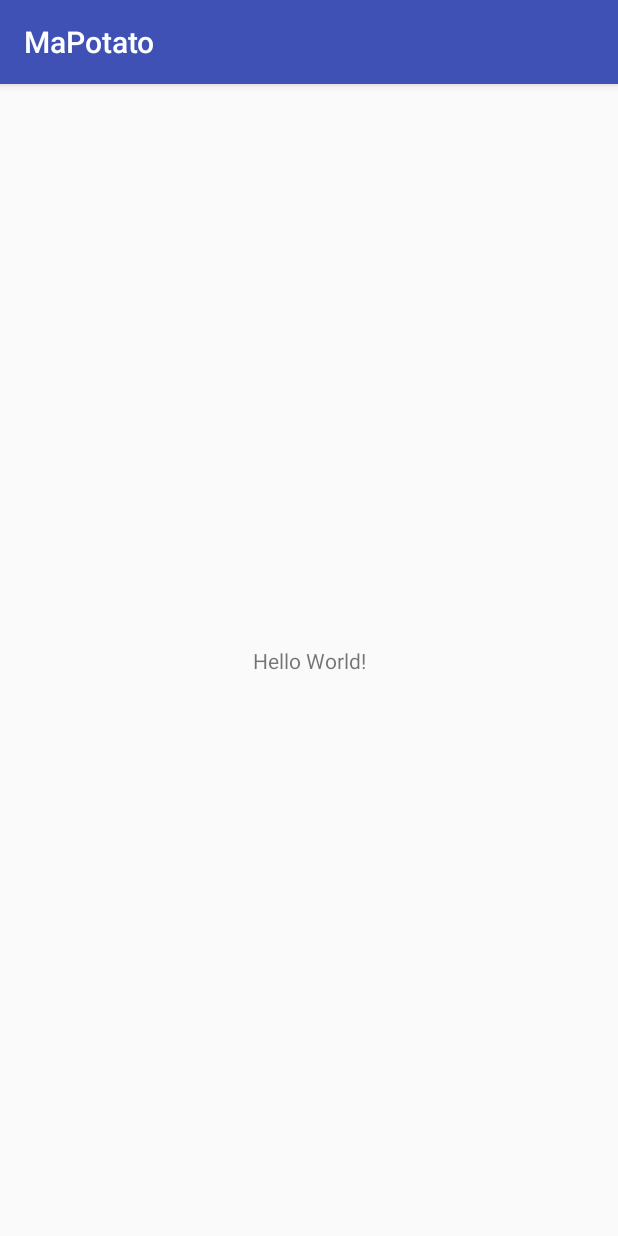
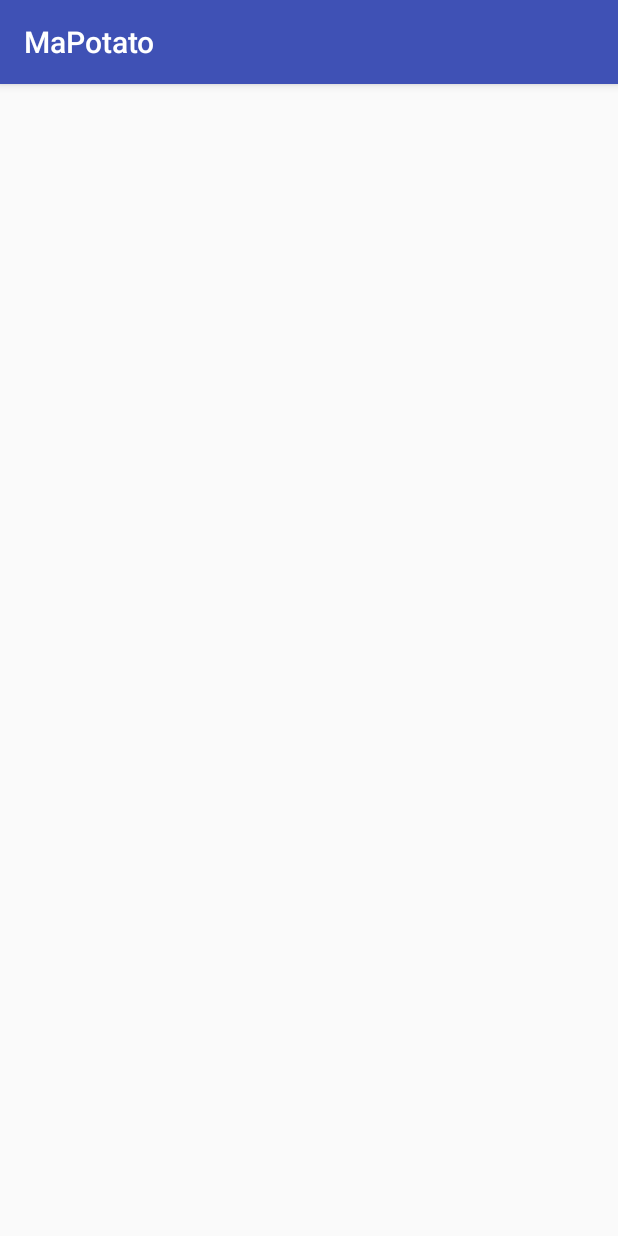
Before and after one commit to silverAndroid/MaPotato, an Android app: the screen it shows after launch (MainActivity), on a phone screen of 412 x 824 dp. Run offline under Robolectric (Android 15) with nearby library versions, the light colour scheme and no system bars.

Commit message:
Changed to FrameLayout

```diff
--- a/app/src/main/res/layout/activity_main.xml
+++ b/app/src/main/res/layout/activity_main.xml
@@ -1,18 +1,5 @@
 <?xml version="1.0" encoding="utf-8"?>
-<android.support.constraint.ConstraintLayout xmlns:android="http://schemas.android.com/apk/res/android"
-    xmlns:app="http://schemas.android.com/apk/res-auto"
-    xmlns:tools="http://schemas.android.com/tools"
+<FrameLayout xmlns:android="http://schemas.android.com/apk/res/android"
+    android:id="@+id/container"
     android:layout_width="match_parent"
-    android:layout_height="match_parent"
-    tools:context="krsoftware.mapotato.MainActivity">
-
-    <TextView
-        android:layout_width="wrap_content"
-        android:layout_height="wrap_content"
-        android:text="Hello World!"
-        app:layout_constraintBottom_toBottomOf="parent"
-        app:layout_constraintLeft_toLeftOf="parent"
-        app:layout_constraintRight_toRightOf="parent"
-        app:layout_constraintTop_toTopOf="parent" />
-
-</android.support.constraint.ConstraintLayout>
+    android:layout_height="match_parent"/>
```
